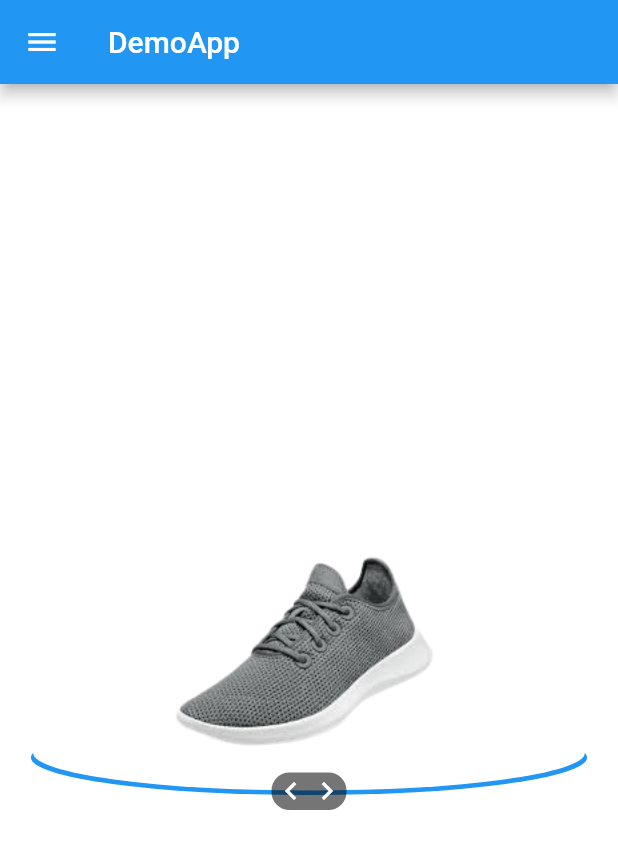
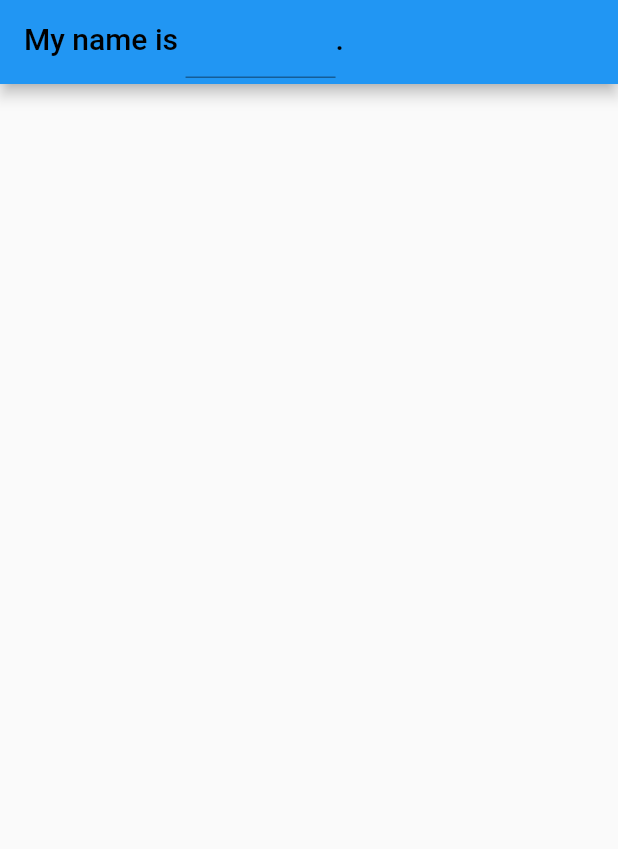
Before and after one commit to Tolulope05/flutter_pratical_challenge, a Flutter app: the screen it shows after launch, on a phone screen of 412 x 824 dp. Shown: the top 849 px of the screen. Run offline on Flutter 3.47's test engine with Material 2 defaults, Android fonts, the light colour scheme and no system bars; our stand-ins replace permission_handler, shimmer.

Commit message:
started printing pdf scheme

```diff
--- /dev/null
+++ b/lib/11_pdf_printing/pdf_printing.dart
@@ -0,0 +1,31 @@
+import 'package:flutter/material.dart';
+
+class PdfPrinting extends StatelessWidget {
+  const PdfPrinting({Key? key}) : super(key: key);
+
+  @override
+  Widget build(BuildContext context) {
+    return Scaffold(
+      appBar: AppBar(
+        title: Text.rich(
+          TextSpan(
+            text: 'My name is ',
+            style: const TextStyle(color: Colors.black),
+            children: <InlineSpan>[
+              WidgetSpan(
+                  alignment: PlaceholderAlignment.baseline,
+                  baseline: TextBaseline.alphabetic,
+                  child: ConstrainedBox(
+                    constraints: const BoxConstraints(maxWidth: 100),
+                    child: const TextField(),
+                  )),
+              const TextSpan(
+                text: '.',
+              ),
+            ],
+          ),
+        ),
+      ),
+    );
+  }
+}
--- a/lib/main.dart
+++ b/lib/main.dart
@@ -1,9 +1,8 @@
 import 'package:flutter/material.dart';
 import 'package:flutter_pratical_challenge/08_status_saver/08_flutter_status_saver.dart';
-import 'package:flutter_pratical_challenge/09_advnced_pdf_learning/work_file.dart';
 import 'package:provider/provider.dart';
 
-import '10_belzier_curve/10_belzier_curve.dart';
+import '11_pdf_printing/pdf_printing.dart';
 
 void main() {
   runApp(const MyApp());
@@ -26,7 +25,7 @@ class MyApp extends StatelessWidget {
             theme: ThemeData(
               primarySwatch: Colors.blue,
             ),
-            home: const BelzierCurve(),
+            home: const PdfPrinting(),
           );
         });
   }
```
